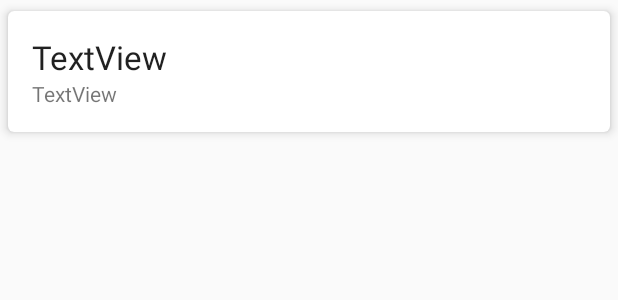
After one commit to OlalKeith/Note-Keeper, an Android app: the layout item_note_list.xml on its own in the app's theme, with its tools: preview values and no code run, on a phone screen of 412 x 824 dp. The commit adds this screen. Shown: the top 300 px of the screen. Run offline under Robolectric (Android 15) with nearby library versions, the phone set to English and light mode, and no system bars.

Commit message:
Changing the listView to RecyclerView

```diff
--- a/app/build.gradle
+++ b/app/build.gradle
@@ -4,7 +4,7 @@ android {
     compileSdkVersion 27
     defaultConfig {
         applicationId "io.owuor91.simplenotekeeper"
-        minSdkVersion 19
+        minSdkVersion 21
         targetSdkVersion 27
         versionCode 1
         versionName "1.0"
@@ -26,4 +26,5 @@ dependencies {
     testImplementation 'junit:junit:4.12'
     androidTestImplementation 'com.android.support.test:runner:1.0.2'
     androidTestImplementation 'com.android.support.test.espresso:espresso-core:3.0.2'
+    implementation 'com.android.support:cardview-v7:27.1.1'
 }
--- /dev/null
+++ b/app/src/main/res/layout-v21/item_note_list.xml
@@ -0,0 +1,43 @@
+<?xml version="1.0" encoding="utf-8"?>
+<FrameLayout xmlns:android="http://schemas.android.com/apk/res/android"
+    xmlns:app="http://schemas.android.com/apk/res-auto"
+    android:layout_width="match_parent"
+    android:layout_height="wrap_content">
+
+    <android.support.v7.widget.CardView
+        android:id="@+id/card_view"
+        android:layout_width="match_parent"
+        android:layout_height="wrap_content"
+        app:cardCornerRadius="4dp"
+        app:cardElevation="4dp"
+        app:cardUseCompatPadding="true"
+        app:contentPadding="16dp" >
+
+        <android.support.constraint.ConstraintLayout
+            android:layout_width="match_parent"
+            android:layout_height="wrap_content">
+
+            <TextView
+                android:id="@+id/text_course"
+                android:layout_width="0dp"
+                android:layout_height="wrap_content"
+                android:text="TextView"
+                android:textAppearance="@android:style/TextAppearance.Material.Medium"
+                app:layout_constraintLeft_toLeftOf="parent"
+                app:layout_constraintRight_toRightOf="parent"
+                app:layout_constraintTop_toTopOf="parent" />
+
+            <TextView
+                android:id="@+id/text_title"
+                android:layout_width="0dp"
+                android:layout_height="wrap_content"
+                android:layout_marginLeft="0dp"
+                android:layout_marginRight="0dp"
+                android:layout_marginTop="0dp"
+                android:text="TextView"
+                app:layout_constraintLeft_toLeftOf="parent"
+                app:layout_constraintRight_toRightOf="@+id/text_course"
+                app:layout_constraintTop_toBottomOf="@+id/text_course"/>
+        </android.support.constraint.ConstraintLayout>
+    </android.support.v7.widget.CardView>
+</FrameLayout>
--- a/app/src/main/res/layout/content_note.xml
+++ b/app/src/main/res/layout/content_note.xml
@@ -35,6 +35,7 @@
         android:ems="10"
         android:hint="Note Title"
         android:inputType="textMultiLine"
+        android:textColor="@color/colorAccent"
         app:layout_constraintEnd_toEndOf="parent"
         app:layout_constraintHorizontal_bias="0.0"
         app:layout_constraintStart_toStartOf="parent"
--- a/app/src/main/res/layout/content_note_list.xml
+++ b/app/src/main/res/layout/content_note_list.xml
@@ -8,7 +8,7 @@
     tools:context=".NoteListActivity"
     tools:showIn="@layout/activity_note_list">
 
-    <ListView
+    <android.support.v7.widget.RecyclerView
         android:id="@+id/list_notes"
         android:layout_width="0dp"
         android:layout_height="0dp"
@@ -19,5 +19,6 @@
         app:layout_constraintBottom_toBottomOf="parent"
         app:layout_constraintEnd_toEndOf="parent"
         app:layout_constraintStart_toStartOf="parent"
-        app:layout_constraintTop_toTopOf="parent" />
+        app:layout_constraintTop_toTopOf="parent"
+        tools:listitem="@layout/item_note_list" />
 </android.support.constraint.ConstraintLayout>
--- /dev/null
+++ b/app/src/main/res/layout/item_note_list.xml
@@ -0,0 +1,43 @@
+<?xml version="1.0" encoding="utf-8"?>
+<FrameLayout xmlns:android="http://schemas.android.com/apk/res/android"
+    xmlns:app="http://schemas.android.com/apk/res-auto"
+    android:layout_width="match_parent"
+    android:layout_height="wrap_content">
+
+    <android.support.v7.widget.CardView
+        android:id="@+id/card_view"
+        android:layout_width="match_parent"
+        android:layout_height="wrap_content"
+        app:cardCornerRadius="4dp"
+        app:cardElevation="4dp"
+        app:cardUseCompatPadding="true"
+        app:contentPadding="16dp" >
+
+        <android.support.constraint.ConstraintLayout
+            android:layout_width="match_parent"
+            android:layout_height="wrap_content">
+
+            <TextView
+                android:id="@+id/text_course"
+                android:layout_width="0dp"
+                android:layout_height="wrap_content"
+                android:text="TextView"
+                android:textAppearance="@android:style/TextAppearance.Material.Large"
+                app:layout_constraintLeft_toLeftOf="parent"
+                app:layout_constraintRight_toRightOf="parent"
+                app:layout_constraintTop_toTopOf="parent" />
+
+            <TextView
+                android:id="@+id/text_title"
+                android:layout_width="0dp"
+                android:layout_height="wrap_content"
+                android:layout_marginLeft="0dp"
+                android:layout_marginRight="0dp"
+                android:layout_marginTop="0dp"
+                android:text="TextView"
+                app:layout_constraintLeft_toLeftOf="parent"
+                app:layout_constraintRight_toRightOf="@+id/text_course"
+                app:layout_constraintTop_toBottomOf="@+id/text_course"/>
+        </android.support.constraint.ConstraintLayout>
+    </android.support.v7.widget.CardView>
+</FrameLayout>
--- a/app/src/main/res/values/colors.xml
+++ b/app/src/main/res/values/colors.xml
@@ -2,5 +2,5 @@
 <resources>
     <color name="colorPrimary">#008577</color>
     <color name="colorPrimaryDark">#00574B</color>
-    <color name="colorAccent">#D81B60</color>
+    <color name="colorAccent">#d81b60</color>
 </resources>
```
Also changed, not shown: app/src/main/java/io/owuor91/simplenotekeeper/NoteActivity.java (+48 -0 lines), app/src/main/java/io/owuor91/simplenotekeeper/NoteListActivity.java (+26 -20 lines), 1 other file.
